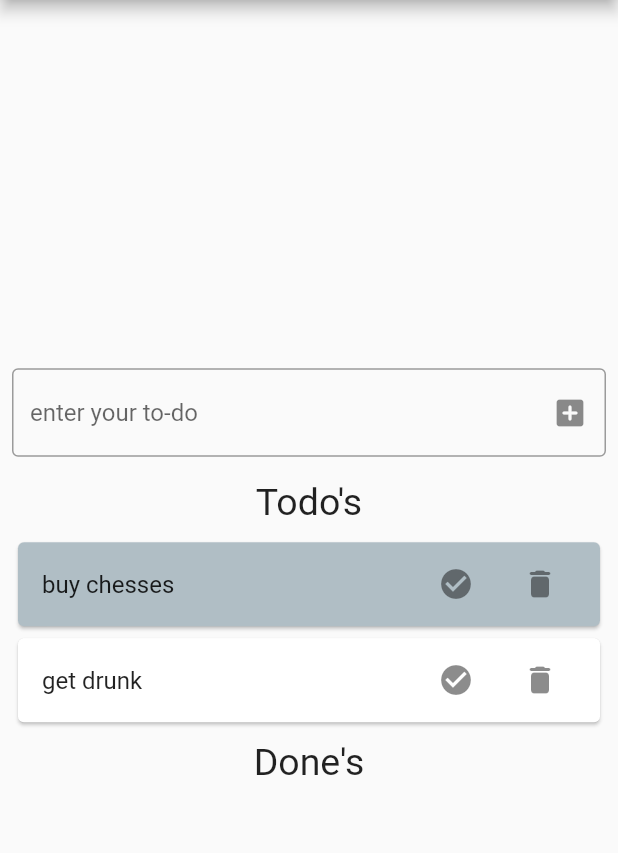
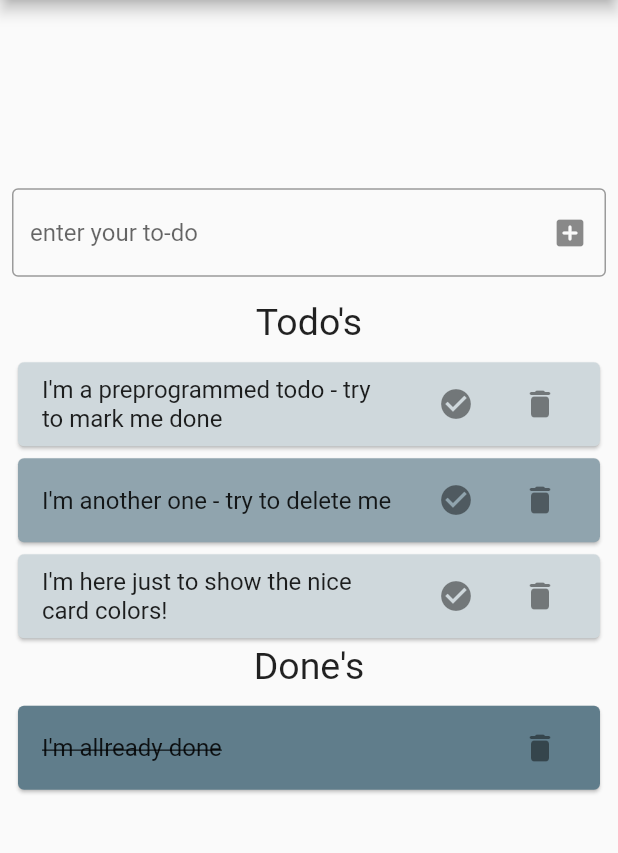
Before and after one commit to theislanglands/ToDo-App-Flutter, a Flutter app: the screen it shows after launch, on a phone screen of 412 x 824 dp, the part 84-937 px from its top. Run offline on Flutter 3.47's test engine with Material 2 defaults, Android fonts, the phone set to English and light mode, and no system bars; missing offline and left inert: dart:html.

Commit message:
Setting hight on lists making them scrollable

```diff
--- a/lib/main.dart
+++ b/lib/main.dart
@@ -34,21 +34,23 @@ class HomePage extends StatefulWidget {
 }
 
 class _HomePageState extends State<HomePage> {
-  List<Todo> _todos_list = [
-    Todo(content: "buy chesses"),
-    Todo(content: "get drunk")
+  final List<Todo> _todos = [
+    Todo(content: "I'm a preprogrammed todo - try to mark me done"),
+    Todo(content: "I'm another one - try to delete me"),
+    Todo(content: "I'm allready done", isDone: true),
+    Todo(content: "I'm here just to show the nice card colors!")
   ];
   final todoInputField = TextEditingController();
 
   void _addTodo(String todo) {
     setState(() { // reruns build method on state change
-      _todos_list.add(Todo(content: todo));
+      _todos.add(Todo(content: todo));
     });
   }
 
   void _deleteTodo(Todo todo) {
     setState(() {
-      _todos_list.remove(todo);
+      _todos.remove(todo);
     });
   }
 
@@ -95,20 +97,23 @@ class _HomePageState extends State<HomePage> {
 
             // todo section!
             const Text('Todo\'s', style: TextStyle(fontSize: 25)),
+            Container(
+              height: 200,
+              child:
             ListView.builder(
                 shrinkWrap: true,
                 padding: const EdgeInsets.all(8),
-                itemCount: _todos_list
+                itemCount: _todos
                     .where((element) => element.isDone == false)
                     .toList()
                     .length,
                 itemBuilder: (BuildContext context, int index) {
-                  List<Todo> unDones = _todos_list
+                  List<Todo> unDones = _todos
                       .where((todo) => todo.isDone == false)
                       .toList();
                   return Center(
                     child: Card(
-                      color: Colors.blueGrey[200 + (index % 2)],
+                      color: Colors.blueGrey[100 + (200 * (index % 2))],
                       child: ListTile(
                         title: Text(
                           textAlign: TextAlign.left,
@@ -137,24 +142,28 @@ class _HomePageState extends State<HomePage> {
                     ),
                   );
                 }),
+                ),
 
             // done section
             const Text('Done\'s', style: TextStyle(fontSize: 25)),
 
+            Container(
+            height: 200,
+            child:
             ListView.builder(
                 shrinkWrap: true,
                 padding: const EdgeInsets.all(8),
-                itemCount: _todos_list
+                itemCount: _todos
                     .where((element) => element.isDone == true)
                     .toList()
                     .length,
                 itemBuilder: (BuildContext context, int index) {
                   List<Todo> dones =
-                      _todos_list.where((todo) => todo.isDone == true).toList();
+                      _todos.where((todo) => todo.isDone == true).toList();
 
                   return Center(
                     child: Card(
-                      color: Colors.blueGrey[200 + (index % 2)],
+                      color: Colors.blueGrey[500],
                       child: ListTile(
                         title: Text(
                           textAlign: TextAlign.left,
@@ -173,6 +182,7 @@ class _HomePageState extends State<HomePage> {
                     ),
                   );
                 }),
+                ),
           ],
         ),
       ),
@@ -182,7 +192,8 @@ class _HomePageState extends State<HomePage> {
 
 class Todo {
   String content;
-  bool isDone = false;
+  bool isDone;
 
-  Todo({required this.content});
+  // constructor setting isDone to default false, and require a text input
+  Todo({required this.content, this.isDone=false});
 }
```
